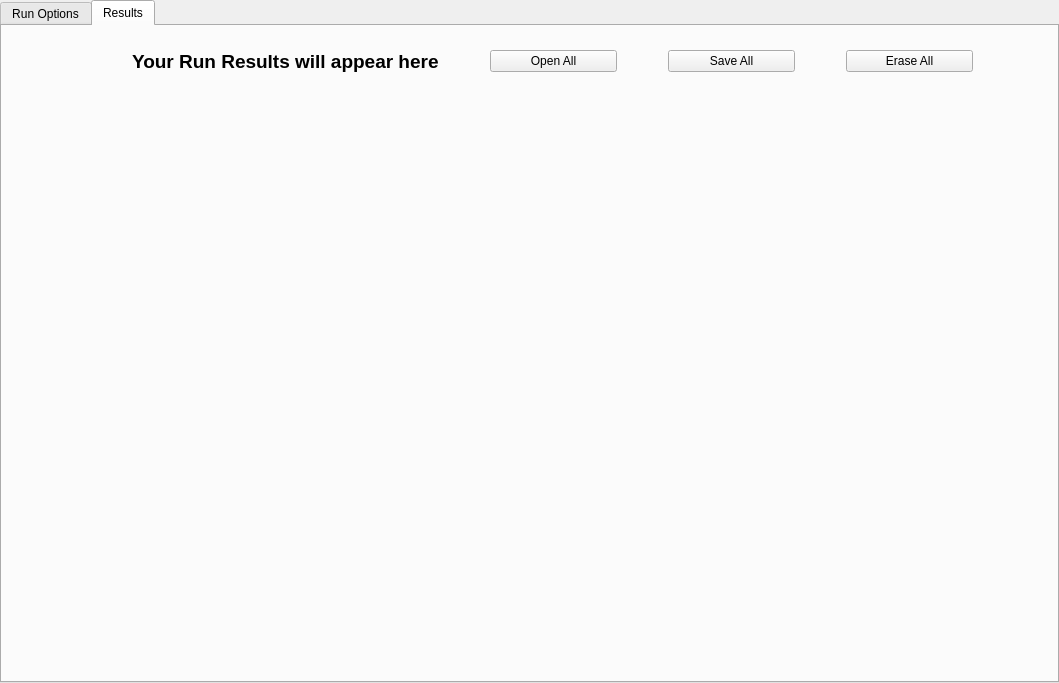
Old version of the form frontend/designer_templates/main_tabs.ui in the repository tomaslibanomonteiro/Thesis-code.
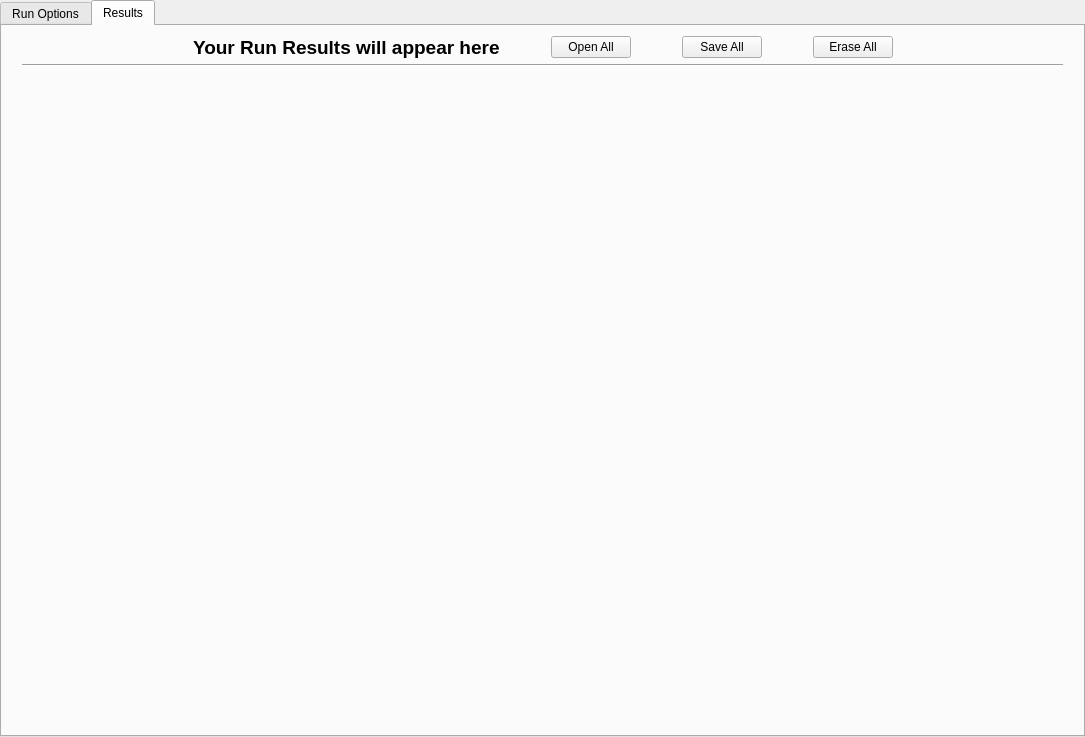
New version of the form. The open tabs and pages were chosen to show the change.

```diff
--- a/frontend/designer_templates/main_tabs.ui
+++ b/frontend/designer_templates/main_tabs.ui
@@ -6,8 +6,8 @@
    <rect>
     <x>0</x>
     <y>0</y>
-    <width>1059</width>
-    <height>683</height>
+    <width>1085</width>
+    <height>737</height>
    </rect>
   </property>
   <property name="windowTitle">
@@ -992,34 +992,40 @@
    <widget class="QWidget" name="verticalLayoutWidget_2">
     <property name="geometry">
      <rect>
-      <x>10</x>
-      <y>60</y>
-      <width>1021</width>
-      <height>561</height>
+      <x>20</x>
+      <y>10</y>
+      <width>1041</width>
+      <height>691</height>
      </rect>
     </property>
     <layout class="QVBoxLayout" name="results_layout">
      <property name="spacing">
-      <number>2</number>
+      <number>5</number>
      </property>
      <property name="sizeConstraint">
       <enum>QLayout::SetDefaultConstraint</enum>
      </property>
-    </layout>
-   </widget>
-   <widget class="QWidget" name="horizontalLayoutWidget">
-    <property name="geometry">
-     <rect>
-      <x>130</x>
-      <y>10</y>
-      <width>841</width>
-      <height>51</height>
-     </rect>
-    </property>
+     <property name="topMargin">
+      <number>0</number>
+     </property>
+     <item>
     <layout class="QHBoxLayout" name="horizontalLayout">
      <property name="spacing">
       <number>51</number>
      </property>
+       <item>
+        <spacer name="horizontalSpacer">
+         <property name="orientation">
+          <enum>Qt::Horizontal</enum>
+         </property>
+         <property name="sizeHint" stdset="0">
+          <size>
+           <width>40</width>
+           <height>20</height>
+          </size>
+         </property>
+        </spacer>
+       </item>
      <item>
       <widget class="QLabel" name="label_7">
        <property name="text">
@@ -1053,6 +1059,41 @@
         <string>Erase All</string>
        </property>
       </widget>
+       </item>
+       <item>
+        <spacer name="horizontalSpacer_2">
+         <property name="orientation">
+          <enum>Qt::Horizontal</enum>
+         </property>
+         <property name="sizeHint" stdset="0">
+          <size>
+           <width>40</width>
+           <height>20</height>
+          </size>
+         </property>
+        </spacer>
+       </item>
+      </layout>
+     </item>
+     <item>
+      <widget class="Line" name="line">
+       <property name="orientation">
+        <enum>Qt::Horizontal</enum>
+       </property>
+      </widget>
+     </item>
+     <item>
+      <spacer name="verticalSpacer">
+       <property name="orientation">
+        <enum>Qt::Vertical</enum>
+       </property>
+       <property name="sizeHint" stdset="0">
+        <size>
+         <width>20</width>
+         <height>40</height>
+        </size>
+       </property>
+      </spacer>
      </item>
     </layout>
    </widget>
```
Left out of the diff: 2 changed lines with no effect on the pictures. Lines whose indentation alone changed are shown as unchanged.
